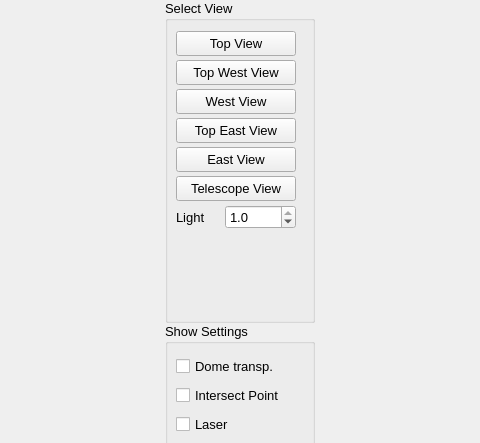
First picture: the form in src_add/widgets/simulator.ui, repository mworion/MountWizzard4, before the edit; both pictures show x 160 to 640 and y 0 to 443 of the 800 by 600 pixel window.
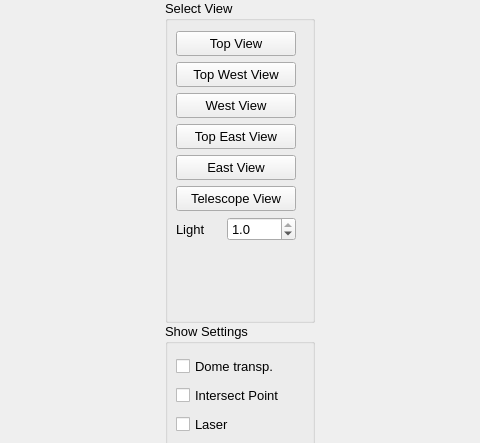
Second picture: the form after the edit.

The edit to the form file:
```diff
--- a/src_add/widgets/simulator.ui
+++ b/src_add/widgets/simulator.ui
@@ -270,14 +270,20 @@
      <item row="0" column="0">
       <widget class="QGroupBox" name="groupBox">
        <property name="sizePolicy">
-        <sizepolicy hsizetype="Preferred" vsizetype="Expanding">
+        <sizepolicy hsizetype="Preferred" vsizetype="Preferred">
          <horstretch>0</horstretch>
          <verstretch>1</verstretch>
         </sizepolicy>
        </property>
-       <property name="maximumSize">
+       <property name="minimumSize">
         <size>
          <width>150</width>
+         <height>0</height>
+        </size>
+       </property>
+       <property name="maximumSize">
+        <size>
+         <width>0</width>
          <height>16777215</height>
         </size>
        </property>
@@ -309,9 +315,9 @@
        <property name="large" stdset="0">
         <bool>true</bool>
        </property>
-       <layout class="QVBoxLayout" name="verticalLayout" stretch="0,0,0,0,0,0,0,0">
-        <property name="spacing">
-         <number>4</number>
+       <layout class="QGridLayout" name="gridLayout_2">
+        <property name="sizeConstraint">
+         <enum>QLayout::SizeConstraint::SetDefaultConstraint</enum>
         </property>
         <property name="leftMargin">
          <number>8</number>
@@ -341,7 +347,7 @@
           </property>
          </widget>
         </item>
-        <item>
+        <item row="1" column="0">
          <widget class="QPushButton" name="topWestView">
           <property name="minimumSize">
            <size>
@@ -357,7 +363,7 @@
           </property>
          </widget>
         </item>
-        <item>
+        <item row="2" column="0">
          <widget class="QPushButton" name="westView">
           <property name="minimumSize">
            <size>
@@ -373,7 +379,7 @@
           </property>
          </widget>
         </item>
-        <item>
+        <item row="3" column="0">
          <widget class="QPushButton" name="topEastView">
           <property name="minimumSize">
            <size>
@@ -389,7 +395,7 @@
           </property>
          </widget>
         </item>
-        <item>
+        <item row="4" column="0">
          <widget class="QPushButton" name="eastView">
           <property name="minimumSize">
            <size>
@@ -405,7 +411,7 @@
           </property>
          </widget>
         </item>
-        <item>
+        <item row="5" column="0">
          <widget class="QPushButton" name="telescopeView">
           <property name="minimumSize">
            <size>
@@ -421,7 +427,7 @@
           </property>
          </widget>
         </item>
-        <item>
+        <item row="6" column="0">
          <layout class="QHBoxLayout" name="horizontalLayout_2">
           <item>
            <widget class="QLabel" name="label">
@@ -457,7 +463,7 @@
           </item>
          </layout>
         </item>
-        <item>
+        <item row="7" column="0">
          <spacer name="verticalSpacer">
           <property name="orientation">
            <enum>Qt::Vertical</enum>
@@ -465,7 +471,7 @@
           <property name="sizeHint" stdset="0">
            <size>
             <width>20</width>
-            <height>40</height>
+            <height>10</height>
            </size>
           </property>
          </spacer>
```
Left out of the diff: 12 changed lines with no effect on the pictures.
